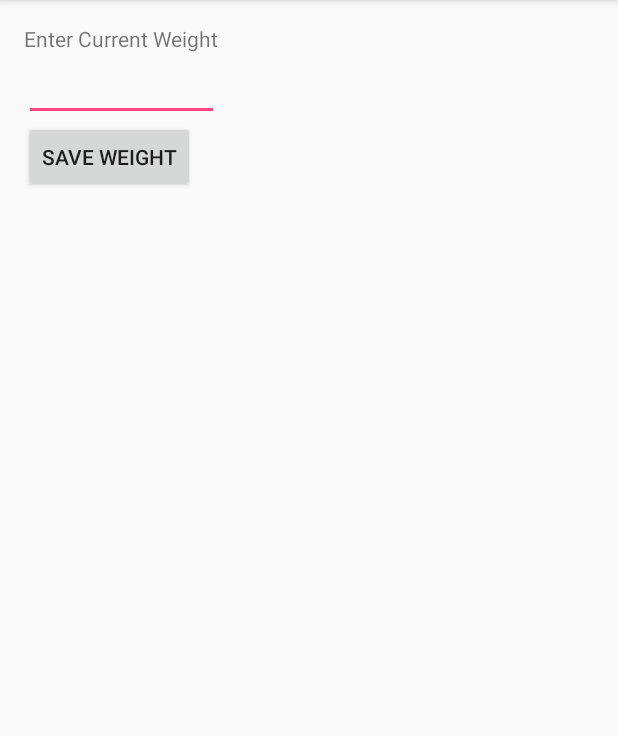
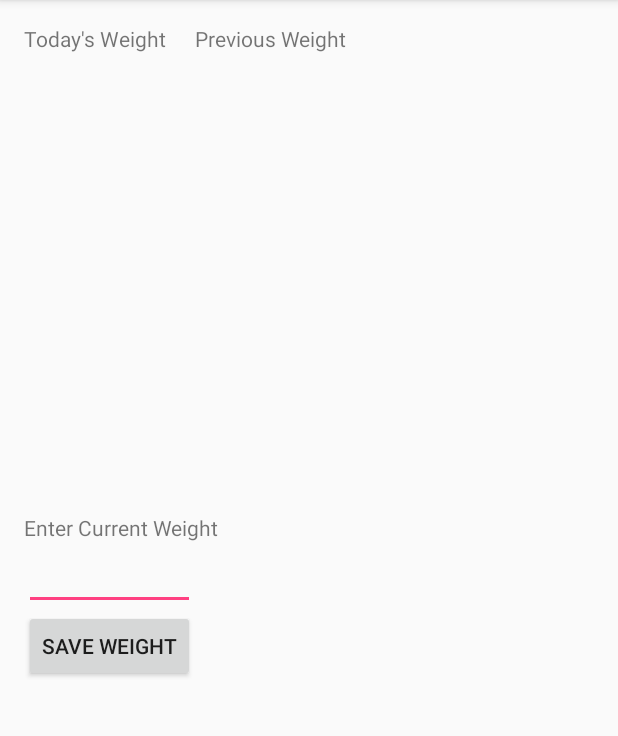
Before and after one commit to JacobDohner/BodyTrack, an Android app: the screen it shows after launch (MainActivity), after a tap on "SAVE WEIGHT", on a phone screen of 412 x 824 dp, the part 84-820 px from its top. Run offline under Robolectric (Android 15) with nearby library versions, the phone set to English and light mode, and no system bars.

```diff
--- a/BodyTrack/app/src/main/AndroidManifest.xml
+++ b/BodyTrack/app/src/main/AndroidManifest.xml
@@ -4,7 +4,7 @@
 
     <application
         android:allowBackup="true"
-        android:icon="@mipmap/ic_launcher"
+        android:icon="@drawable/bt_icon"
         android:label="@string/app_name"
         android:supportsRtl="true"
         android:theme="@style/AppTheme">
--- a/BodyTrack/app/src/main/java/com/dohner/bodytrack/MainActivity.java
+++ b/BodyTrack/app/src/main/java/com/dohner/bodytrack/MainActivity.java
@@ -1,23 +1,41 @@
 package com.dohner.bodytrack;
 
 import android.support.v7.app.AppCompatActivity;
+import android.content.Context;
+import android.content.Intent;
+import android.support.v7.app.ActionBarActivity;
 import android.os.Bundle;
+
 import android.widget.Button;
 import android.widget.EditText;
+import android.widget.TextView;
+
 import android.view.View;
 import android.view.View.OnClickListener;
+
 import java.util.ArrayList;
 import java.util.Calendar;
-import java.lang.Object;
+
+
+
 
 public class MainActivity extends AppCompatActivity {
 
-    Button saveCurrentWeight;
+    DBHelper mydb;
+
     ArrayList currentWeightTrackingList;
     ArrayList currentWeightDateList;
+
+    Button saveCurrentWeight;
     EditText currentWeightText;
+    TextView weightPreviousLabel;
+    TextView weightTodayLabel;
+
     Calendar cal;
     String dateBunch;
+    String currentWeightString;
+    int trackList;
+
 
 
     @Override
@@ -28,8 +46,12 @@ public class MainActivity extends AppCompatActivity {
         currentWeightTrackingList = new ArrayList<>();
         currentWeightDateList = new ArrayList<>();
         currentWeightText = (EditText) findViewById(R.id.currentWeightText);
+        weightTodayLabel = (TextView) findViewById(R.id.weightTodayLabel);
+        weightPreviousLabel = (TextView) findViewById(R.id.weightPreviousLabel);
         cal = Calendar.getInstance();
         dateBunch = new String();
+        currentWeightString = "";
+
 
         addListenerOnButton();
     }
@@ -44,9 +66,17 @@ public class MainActivity extends AppCompatActivity {
             public void onClick(View arg0) {
 
                 if(currentWeightText!=null) {
-                currentWeightTrackingList.add(saveCurrentWeight);
-                dateBunch = Integer.toString(cal.MONTH) + "." + Integer.toString(cal.DAY_OF_MONTH) + "." + Integer.toString(cal.YEAR);
-                currentWeightDateList.add(dateBunch);
+                currentWeightTrackingList.add(currentWeightText.getText());
+                //dateBunch = Integer.toString(cal.DAY_OF_MONTH) + "." + Integer.toString(cal.MONTH) + "." + Integer.toString(cal.YEAR);
+                //currentWeightDateList.add(dateBunch);
+                if(currentWeightTrackingList.size() > 0) {
+                    trackList = currentWeightTrackingList.size() - 1;
+                    currentWeightString.equals(currentWeightTrackingList.get(trackList));
+                    weightTodayLabel.setText(currentWeightString);
+                }
+                if(currentWeightTrackingList.size() >  2) {
+                    weightPreviousLabel.setText(currentWeightTrackingList.size() - 2);
+                }
                 }
                 }
 
--- a/BodyTrack/app/src/main/res/layout/activity_main.xml
+++ b/BodyTrack/app/src/main/res/layout/activity_main.xml
@@ -10,12 +10,12 @@
     android:paddingTop="@dimen/activity_vertical_margin"
     tools:context="com.dohner.bodytrack.MainActivity">
 
-    <TextView
-        android:text="Enter Current Weight"
+    <Button
+        android:text="Save Weight"
         android:layout_width="wrap_content"
         android:layout_height="wrap_content"
-        android:id="@+id/currentWeightLabel"
-        android:layout_alignParentTop="true"
+        android:id="@+id/saveCurrentWeightButton"
+        android:layout_below="@+id/currentWeightText"
         android:layout_alignParentStart="true" />
 
     <EditText
@@ -25,15 +25,48 @@
         android:text=""
         android:ems="10"
         android:id="@+id/currentWeightText"
-        android:layout_below="@+id/currentWeightLabel"
+        android:layout_centerVertical="true"
         android:layout_alignParentStart="true"
-        android:layout_alignEnd="@+id/currentWeightLabel" />
+        android:layout_alignEnd="@+id/saveCurrentWeightButton" />
 
-    <Button
-        android:text="Save Weight"
+    <TextView
+        android:text="Enter Current Weight"
         android:layout_width="wrap_content"
         android:layout_height="wrap_content"
-        android:id="@+id/saveCurrentWeightButton"
-        android:layout_below="@+id/currentWeightText"
+        android:id="@+id/currentWeightLabel"
+        android:layout_above="@+id/currentWeightText"
+        android:layout_alignParentStart="true" />
+
+    <TextView
+        android:text="Today's Weight"
+        android:layout_width="wrap_content"
+        android:layout_height="wrap_content"
+        android:id="@+id/weightToday"
+        android:layout_alignParentTop="true"
+        android:layout_alignParentStart="true" />
+
+    <TextView
+        android:text="Previous Weight"
+        android:layout_width="wrap_content"
+        android:layout_height="wrap_content"
+        android:id="@+id/weightPrevious"
+        android:layout_alignParentTop="true"
+        android:layout_toEndOf="@+id/currentWeightText" />
+
+    <TextView
+        android:text=""
+        android:layout_width="wrap_content"
+        android:layout_height="wrap_content"
+        android:layout_below="@+id/weightPrevious"
+        android:layout_toEndOf="@+id/currentWeightLabel"
+        android:id="@+id/weightPreviousLabel" />
+
+    <TextView
+        android:text=""
+        android:layout_width="wrap_content"
+        android:layout_height="wrap_content"
+        android:layout_marginStart="14dp"
+        android:id="@+id/weightTodayLabel"
+        android:layout_below="@+id/weightToday"
         android:layout_alignParentStart="true" />
 </RelativeLayout>
```
Also changed, not shown: BodyTrack/app/src/main/java/com/dohner/bodytrack/DBHelper.java (added, +94 -0 lines), BodyTrack/app/src/main/res/drawable/bt_icon.png (added).
